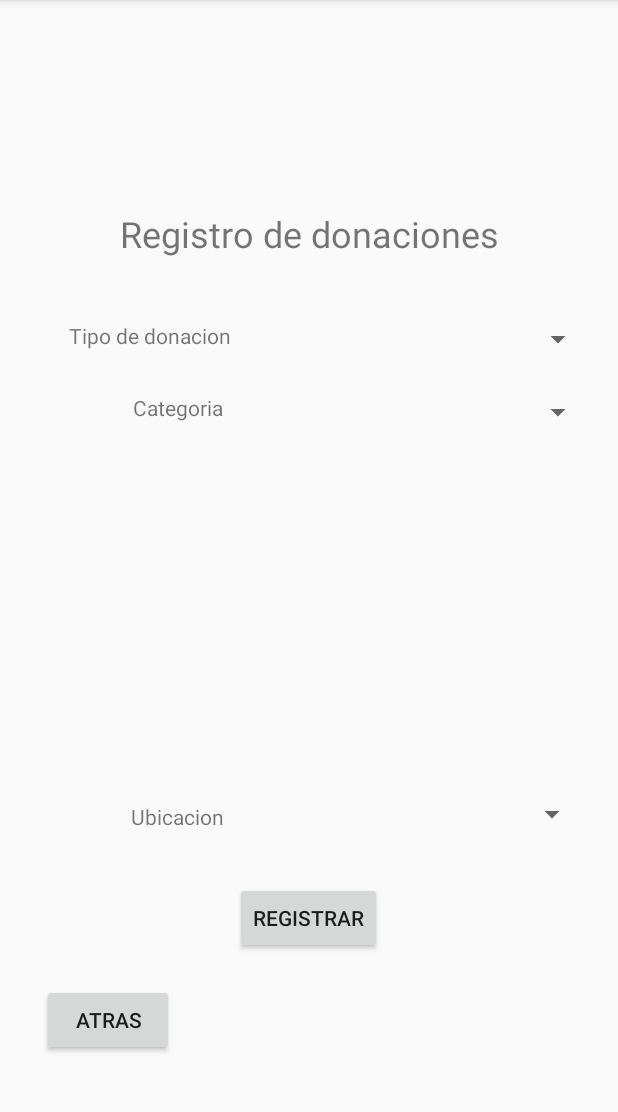
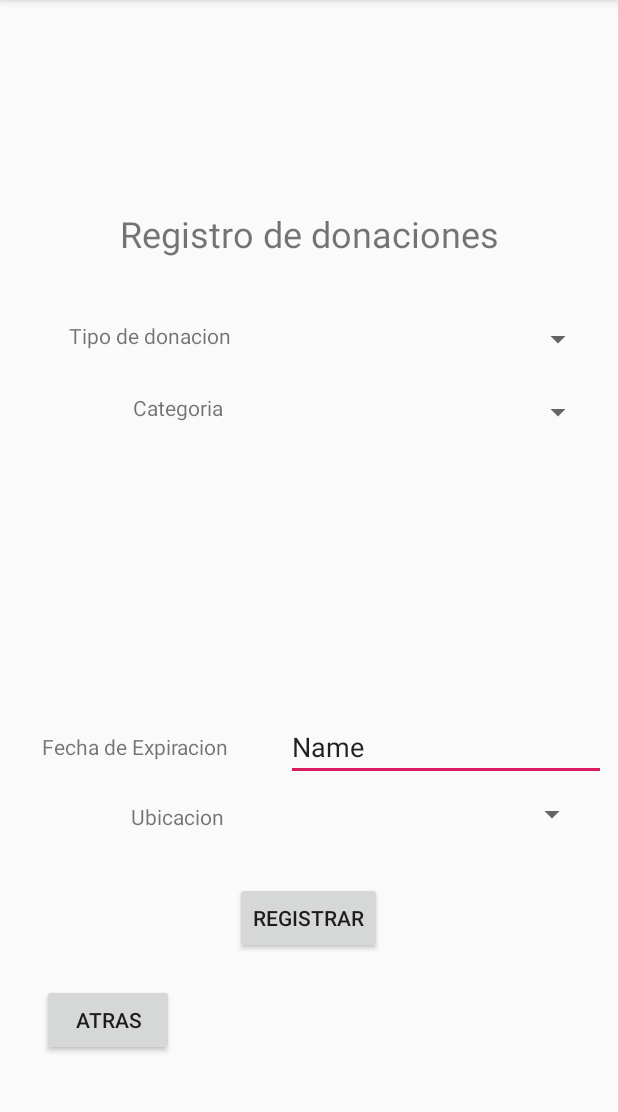
Before and after one commit to Marlon-Lindao-ZX/ProyectoArp2, an Android app: the RegistroDonaciones screen opened directly, with no data from a screen before it, on a phone screen of 412 x 824 dp, the part 84-1196 px from its top. Run offline under Robolectric (Android 15) with nearby library versions, the phone set to English and light mode, and no system bars.

Commit message:
Modificaciones generales

```diff
--- a/app/src/main/res/layout/activity_main4.xml
+++ b/app/src/main/res/layout/activity_main4.xml
@@ -148,8 +148,8 @@
 
     <ScrollView
         android:id="@+id/scrollView3"
-        android:layout_width="350dp"
-        android:layout_height="196dp"
+        android:layout_width="351dp"
+        android:layout_height="142dp"
         android:layout_marginStart="8dp"
         android:layout_marginLeft="8dp"
         android:layout_marginTop="8dp"
@@ -158,14 +158,50 @@
         android:layout_marginBottom="8dp"
         app:layout_constraintBottom_toBottomOf="parent"
         app:layout_constraintEnd_toEndOf="parent"
-        app:layout_constraintHorizontal_bias="0.711"
         app:layout_constraintStart_toStartOf="parent"
         app:layout_constraintTop_toTopOf="parent"
-        app:layout_constraintVertical_bias="0.552">
+        app:layout_constraintVertical_bias="0.499">
 
         <LinearLayout
             android:layout_width="match_parent"
             android:layout_height="wrap_content"
             android:orientation="vertical" />
     </ScrollView>
+
+    <TextView
+        android:id="@+id/textView27"
+        android:layout_width="wrap_content"
+        android:layout_height="wrap_content"
+        android:layout_marginStart="8dp"
+        android:layout_marginLeft="8dp"
+        android:layout_marginTop="8dp"
+        android:layout_marginBottom="8dp"
+        android:text="@string/fecha_de_expiracion"
+        app:layout_constraintBottom_toBottomOf="parent"
+        app:layout_constraintEnd_toEndOf="@+id/editText6"
+        app:layout_constraintHorizontal_bias="0.074"
+        app:layout_constraintStart_toStartOf="parent"
+        app:layout_constraintTop_toTopOf="parent"
+        app:layout_constraintVertical_bias="0.655" />
+
+    <EditText
+        android:id="@+id/editText6"
+        android:layout_width="wrap_content"
+        android:layout_height="wrap_content"
+        android:layout_marginStart="8dp"
+        android:layout_marginLeft="8dp"
+        android:layout_marginTop="8dp"
+        android:layout_marginEnd="8dp"
+        android:layout_marginRight="8dp"
+        android:layout_marginBottom="8dp"
+        android:ems="10"
+        android:inputType="textPersonName"
+        android:text="@string/name2"
+        app:layout_constraintBottom_toBottomOf="parent"
+        app:layout_constraintEnd_toEndOf="parent"
+        app:layout_constraintHorizontal_bias="1.0"
+        app:layout_constraintStart_toStartOf="parent"
+        app:layout_constraintTop_toTopOf="parent"
+        app:layout_constraintVertical_bias="0.661" />
+
 </androidx.constraintlayout.widget.ConstraintLayout>
--- a/app/src/main/res/layout/activity_retiro_danio.xml
+++ b/app/src/main/res/layout/activity_retiro_danio.xml
@@ -123,7 +123,7 @@
         android:layout_marginEnd="8dp"
         android:layout_marginRight="8dp"
         android:layout_marginBottom="8dp"
-        android:text="por daño"
+        android:text="@string/por_da_o"
         android:textSize="24sp"
         app:layout_constraintBottom_toBottomOf="parent"
         app:layout_constraintEnd_toEndOf="parent"
--- a/app/src/main/res/values/strings.xml
+++ b/app/src/main/res/values/strings.xml
@@ -36,4 +36,7 @@
     <string name="a_adir2">Añadir</string>
     <string name="a_adir_ubicacion">Añadir Ubicacion</string>
     <string name="a_adir">Añadir</string>
+    <string name="por_da_o">por daño</string>
+    <string name="name2">Name</string>
+    <string name="fecha_de_expiracion">Fecha de Expiracion</string>
 </resources>
```
